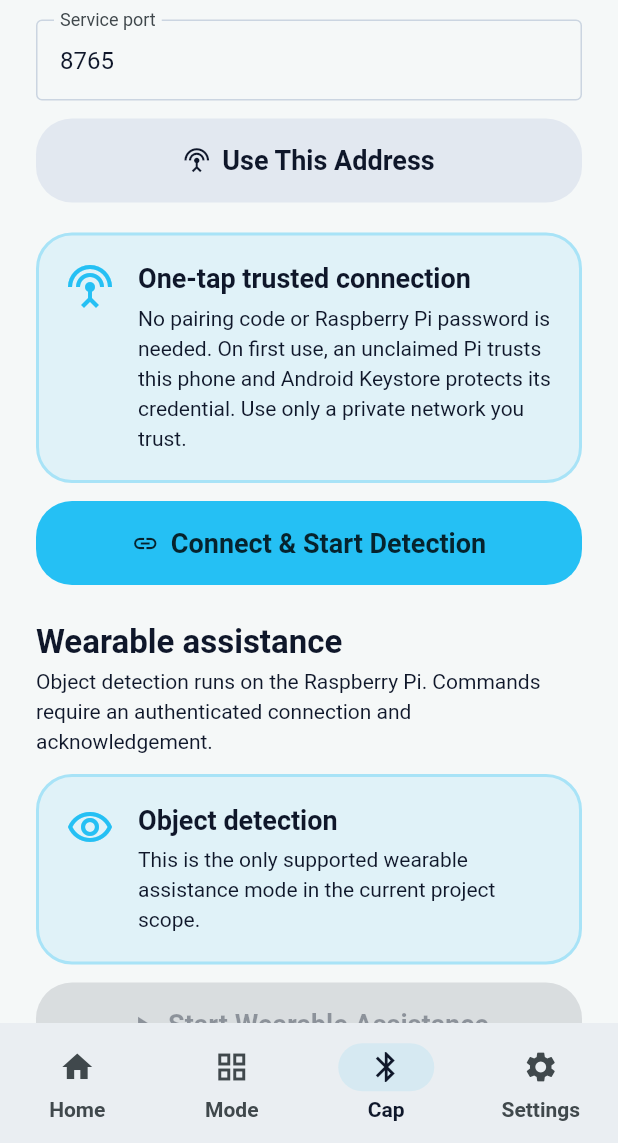
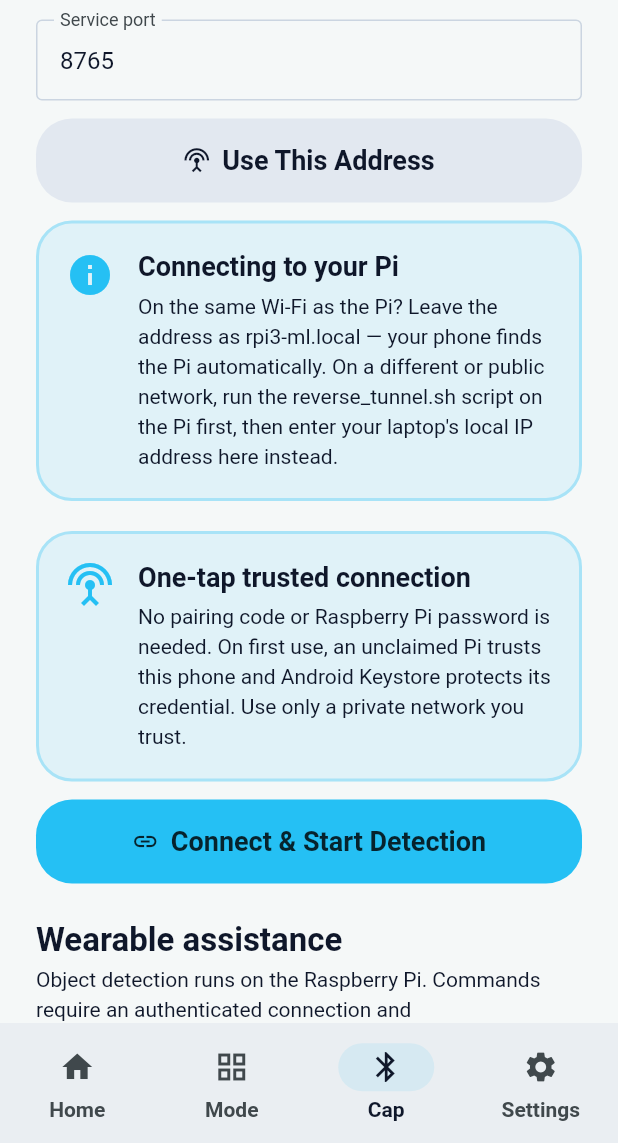
Before and after one commit to asjadyousaf05/AI_BLIND_ASSISTANT, a Flutter app: the RaspberryPiScreen screen opened by its route, scrolled down 576 dp, on a phone screen of 412 x 824 dp, the part 93-1236 px from its top. Run offline on Flutter 3.47's test engine with Material 3 defaults, Android fonts, the phone set to English and light mode, and no system bars; our stand-ins replace camera, flutter_riverpod, flutter_tts, shared_preferences, vibration; missing offline and left inert: google_mlkit_text_recognition; accounts and stored records are empty; project files that could hold a hidden picture were left out.

Commit message:
updated mobile version with running offline vision assistant

```diff
--- a/mobile_app/lib/core/constants/wearable_defaults.dart
+++ b/mobile_app/lib/core/constants/wearable_defaults.dart
@@ -1,4 +1,13 @@
 abstract final class WearableDefaults {
-  static const host = '10.141.17.148';
+  /// Default connection target for the Raspberry Pi wearable.
+  ///
+  /// Uses the Pi's stable mDNS hostname so the app works even when the Pi
+  /// receives a different DHCP address. Android NSD resolves `.local` names
+  /// on any non-isolated LAN automatically.
+  ///
+  /// On public/isolated WiFi (where mDNS is blocked) the user should enter
+  /// the laptop IP address (e.g. 192.168.x.x) in the host field when the SSH
+  /// reverse tunnel is active on the Pi.
+  static const host = 'rpi3-ml.local';
   static const port = 8765;
 }
--- a/mobile_app/lib/features/raspberry_pi/presentation/raspberry_pi_screen.dart
+++ b/mobile_app/lib/features/raspberry_pi/presentation/raspberry_pi_screen.dart
@@ -178,10 +178,23 @@ class _RaspberryPiScreenState extends ConsumerState<RaspberryPiScreen> {
           enabled: viewState.canRunAction && !connected,
           onUseAddress: () => _selectManualAddress(controller),
         ),
+        const SizedBox(height: AppSpacing.space3),
+        const FeatureNoteCard(
+          icon: AppIcons.info,
+          title: 'Connecting to your Pi',
+          description:
+              'On the same Wi-Fi as the Pi? '
+              'Leave the address as rpi3-ml.local — '
+              'your phone finds the Pi automatically. '
+              'On a different or public network, '
+              'run the reverse_tunnel.sh script on the Pi first, '
+              "then enter your laptop's local IP address here instead.",
+        ),
         if (selectedDevice != null) ...[
           const SizedBox(height: AppSpacing.space5),
           _SelectedDeviceCard(device: selectedDevice),
         ],
+
         if (!connected) ...[
           const SizedBox(height: AppSpacing.space5),
           const FeatureNoteCard(
```
Also changed, not shown: 10 other files.
